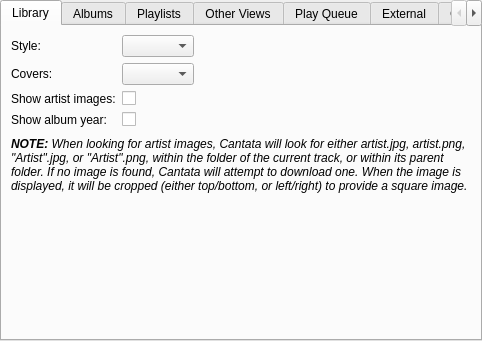
The window that gui/interfacesettings.ui (polpo/cantata-mac) describes before a commit, drawn with Qt 5.
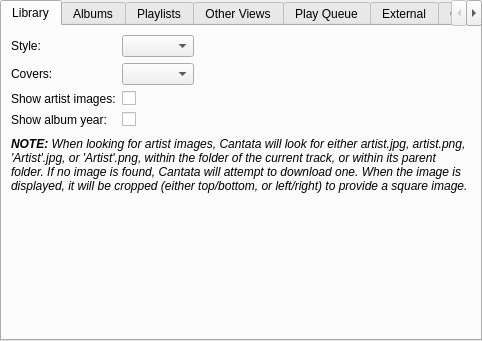
The same window after the commit. Custom widgets are drawn as their Qt base class.

The edit to the form file:
```diff
--- a/gui/interfacesettings.ui
+++ b/gui/interfacesettings.ui
@@ -122,7 +122,7 @@
           </sizepolicy>
          </property>
          <property name="text">
-          <string>&lt;i&gt;&lt;b&gt;NOTE:&lt;/b&gt; When looking for artist images, Cantata will look for either artist.jpg, artist.png, &quot;Artist&quot;.jpg, or &quot;Artist&quot;.png,
+          <string>&lt;i&gt;&lt;b&gt;NOTE:&lt;/b&gt; When looking for artist images, Cantata will look for either artist.jpg, artist.png, 'Artist'.jpg, or 'Artist'.png,
 within the folder of the current track, or within its parent folder. If no image is found, Cantata will attempt to download one. When the image is displayed, it will be cropped (either top/bottom, or left/right) to provide a square image.&lt;/i&gt;</string>
          </property>
          <property name="alignment">
```
Left out of the diff: 2 changed lines with no effect on the pictures.
